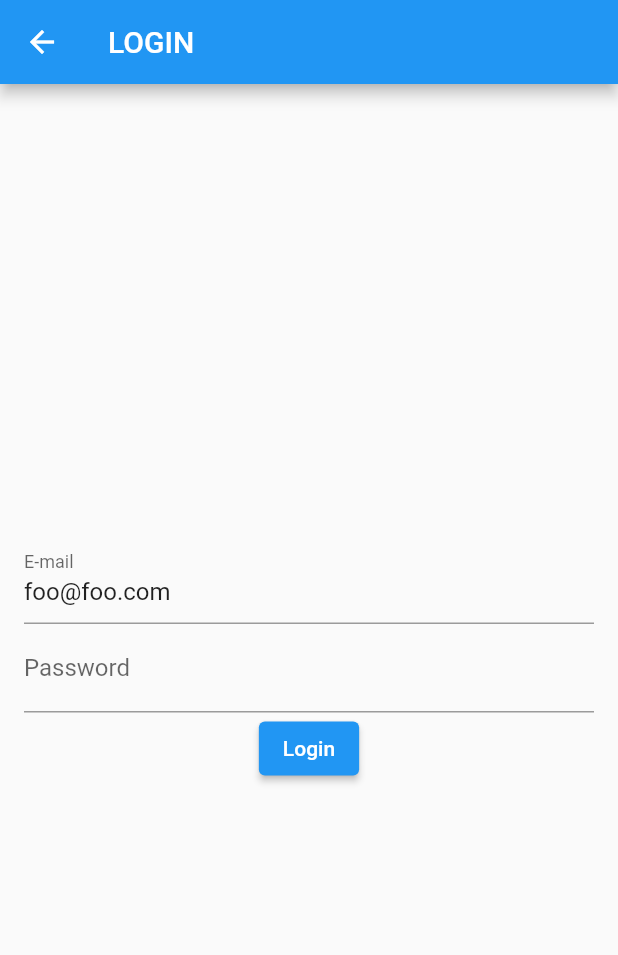
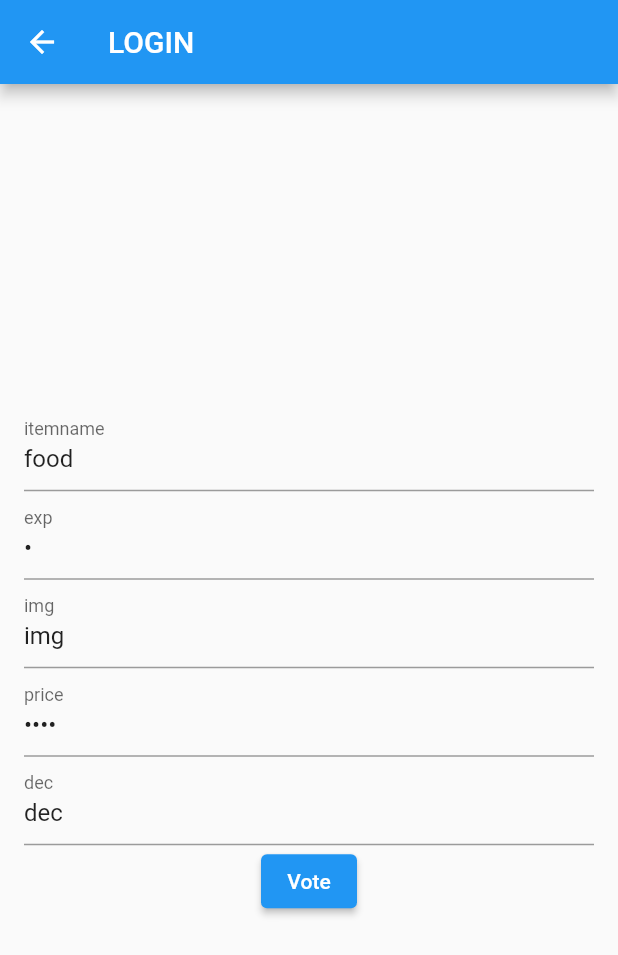
Before and after one commit to LBSimab/Fridge, a Flutter app: the AddVote screen opened directly, on a phone screen of 412 x 824 dp. Shown: the top 955 px of the screen. Run offline on Flutter 3.47's test engine with Material 2 defaults, Android fonts, the phone set to English and light mode, and no system bars; our stand-ins replace floating_bottom_navigation_bar, flutter_easyloading, get.

Commit message:
ListView and model data Vote

```diff
--- a/lib/Pages/votes/AddVote.dart
+++ b/lib/Pages/votes/AddVote.dart
@@ -18,19 +18,37 @@ class AddVote extends GetView<VotesController>{
             mainAxisAlignment: MainAxisAlignment.center,
             children: [
               TextFormField(
-                controller: controller.emailController,
-                decoration: const InputDecoration(labelText: 'E-mail'),
+                controller: controller.itemNameController,
+                decoration: const InputDecoration(labelText: 'itemname'),
                   validator: controller.validator
               ),
               TextFormField(
-                controller: controller.passwordController,
-                decoration: const InputDecoration(labelText: 'Password'),
+                controller: controller.expdateController,
+                decoration: const InputDecoration(labelText: 'exp'),
 validator: controller.validator,
                 obscureText: true,
               ),
+              TextFormField(
+                  controller: controller.imgController,
+                  decoration: const InputDecoration(labelText: 'img'),
+                  validator: controller.validator
+              ),
+              TextFormField(
+                controller: controller.priceController,
+                decoration: const InputDecoration(labelText: 'price'),
+                validator: controller.validator,
+                obscureText: true,
+              ),
+              TextFormField(
+                  controller: controller.decryptionController,
+                  decoration: const InputDecoration(labelText: 'dec'),
+                  validator: controller.validator
+              ),
+
+
               ElevatedButton(
-                child: Text('Login'),
-                onPressed: controller.login,
+                child: Text('Vote'),
+                onPressed: controller.Vote  ,
               )
             ],
           ),
--- a/lib/Pages/votes/votes_controller.dart
+++ b/lib/Pages/votes/votes_controller.dart
@@ -1,50 +1,67 @@
 import 'package:flutter/cupertino.dart';
 import 'package:get/get.dart';
+import 'package:sidebaaar/Pages/dashboard/dashboard_page.dart';
 
 
 
 class VotesController extends GetxController {
   final loginFormKey = GlobalKey<FormState>();
-  final emailController = TextEditingController();
-  final passwordController = TextEditingController();
+  final itemNameController = TextEditingController();
+  final expdateController = TextEditingController();
+  final imgController = TextEditingController();
+  final priceController = TextEditingController();
+  final decryptionController = TextEditingController();
+
 
   @override
   void onInit() {
     // Simulating obtaining the user name from some local storage
-    emailController.text = 'foo@foo.com';
+    itemNameController.text = 'food';
+    expdateController.text = '3';
+    imgController.text = 'img';
+    priceController.text = '1000';
+    decryptionController.text = 'dec';
+
     super.onInit();
   }
 
   @override
   void onClose() {
-    emailController.dispose();
-    passwordController.dispose();
+    itemNameController.dispose();
+    decryptionController.dispose();
+
+    priceController.dispose();
+    expdateController.dispose();
+
+    imgController.dispose();
+
     super.onClose();
   }
 
   String? validator(String? value) {
-    if (value == null || value.isEmpty) {
+    if (value == null || value.isEmpty ) {
       return 'Please this field must be filled';
     }
     return null;
   }
 
-  void login() {
+  void Vote() {
     if (loginFormKey.currentState!.validate()) {
-      checkUser(emailController.text, passwordController.text).then((auth) {
+      checkUser(itemNameController.text, expdateController.text,imgController.text,priceController.text,decryptionController.text).then((auth) {
         if (auth) {
           Get.snackbar('Login', 'Login successfully');
+          Get.close(1);
         } else {
           Get.snackbar('Login', 'Invalid email or password');
         }
-        passwordController.clear();
+
       });
     }
   }
 
   // Api Simulation
-  Future<bool> checkUser(String user, String password) {
-    if (user == 'foo@foo.com' && password == '123') {
+  Future<bool> checkUser(String itemname, String expdate,String img,String price , String decryption) {
+    if (itemname == 'food' && expdate == '3'&& img == 'img' && price=='1000' && decryption == "dec") {
       return Future.value(true);
     }
     return Future.value(false);
```
